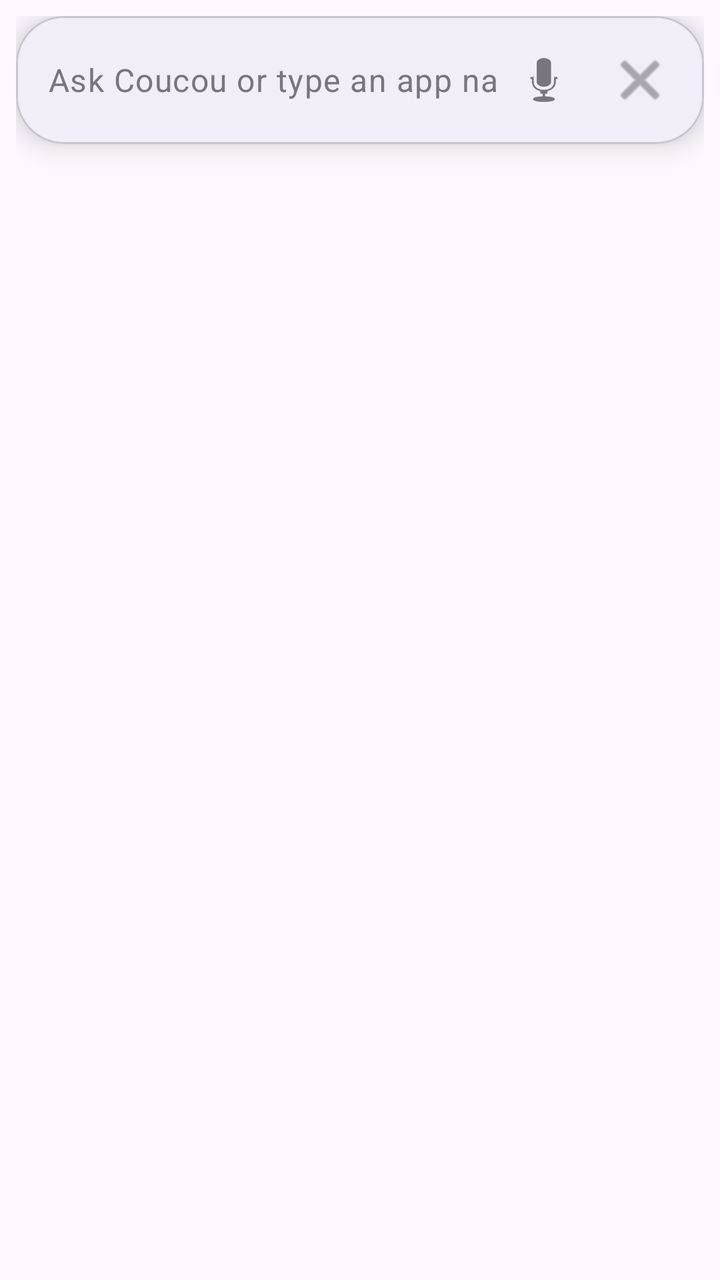
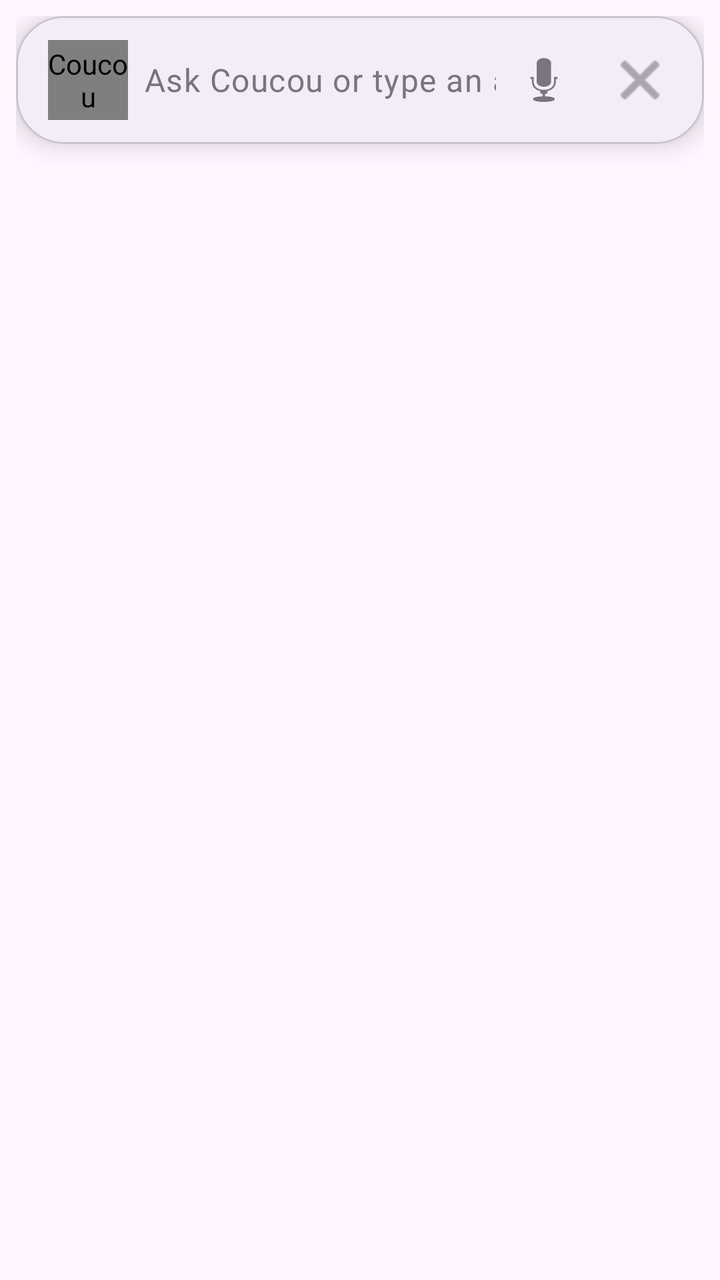

Before-and-after screenshots of an Android layout around one commit, followed by the original layout XML and the change that was made.
<!-- AndroidManifest.xml: application theme Theme.Coucou -->
<!-- res/layout/overlay_ask_bar.xml -->
<?xml version="1.0" encoding="utf-8"?>
<LinearLayout xmlns:android="http://schemas.android.com/apk/res/android"
    xmlns:app="http://schemas.android.com/apk/res-auto"
    android:id="@+id/bubble_root"
    android:layout_width="match_parent"
    android:layout_height="wrap_content"
    android:orientation="vertical"
    android:padding="8dp">

    <com.google.android.material.card.MaterialCardView
        android:layout_width="match_parent"
        android:layout_height="wrap_content"
        app:cardCornerRadius="24dp"
        app:cardElevation="8dp"
        app:cardBackgroundColor="?attr/colorSurfaceContainer">

        <LinearLayout
            android:layout_width="match_parent"
            android:layout_height="wrap_content"
            android:orientation="horizontal"
            android:gravity="center_vertical"
            android:paddingStart="16dp"
            android:paddingEnd="8dp"
            android:paddingTop="8dp"
            android:paddingBottom="8dp">

            <EditText
                android:id="@+id/ask_input"
                android:layout_width="0dp"
                android:layout_height="wrap_content"
                android:layout_weight="1"
                android:background="@null"
                android:hint="@string/ask_bar_hint"
                android:imeOptions="actionGo"
                android:inputType="text"
                android:singleLine="true"
                android:textAppearance="?attr/textAppearanceBodyLarge"
                android:textColor="?attr/colorOnSurface"
                android:textColorHint="?attr/colorOutline" />

            <ImageButton
                android:id="@+id/bubble_mic"
                android:layout_width="48dp"
                android:layout_height="48dp"
                android:background="?attr/selectableItemBackgroundBorderless"
                android:contentDescription="@string/mic_not_available"
                app:srcCompat="@android:drawable/ic_btn_speak_now"
                app:tint="?attr/colorOutline" />

            <ImageButton
                android:id="@+id/ask_close"
                android:layout_width="48dp"
                android:layout_height="48dp"
                android:background="?attr/selectableItemBackgroundBorderless"
                android:contentDescription="@string/close"
                app:srcCompat="@android:drawable/ic_menu_close_clear_cancel"
                app:tint="?attr/colorOutline" />

        </LinearLayout>

    </com.google.android.material.card.MaterialCardView>

    <TextView
        android:id="@+id/ask_result"
        android:layout_width="match_parent"
        android:layout_height="wrap_content"
        android:layout_marginTop="8dp"
        android:paddingStart="16dp"
        android:paddingEnd="16dp"
        android:textAppearance="?attr/textAppearanceBodyMedium"
        android:textColor="?attr/colorOnSurface"
        android:visibility="gone" />

</LinearLayout>
<!-- resources referenced by this layout -->
<resources>
  <string name="ask_bar_hint">Ask Coucou or type an app name</string>
  <string name="close">Close</string>
  <string name="mic_not_available">Voice input not available yet</string>
  <style name="Theme.Coucou" parent="Theme.Material3.DayNight.NoActionBar">
          <item name="colorPrimary">@color/coucou_primary</item>
          <item name="colorOnPrimary">@color/coucou_on_primary</item>
          <item name="colorPrimaryContainer">@color/coucou_primary_container</item>
          <item name="colorOnPrimaryContainer">@color/coucou_on_primary_container</item>
          <item name="colorSurface">@color/coucou_surface</item>
          <item name="colorOnSurface">@color/coucou_on_surface</item>
          <item name="colorSurfaceContainer">@color/coucou_surface_container</item>
          <item name="colorOutline">@color/coucou_outline</item>
      </style>
  <color name="coucou_primary">#6750A4</color>
  <color name="coucou_on_primary">#FFFFFF</color>
  <color name="coucou_primary_container">#EADDFF</color>
  <color name="coucou_on_primary_container">#21005D</color>
  <color name="coucou_surface">#FEF7FF</color>
  <color name="coucou_on_surface">#1D1B20</color>
  <color name="coucou_surface_container">#F3EDF7</color>
  <color name="coucou_outline">#79747E</color>
</resources>

<!-- the commit's change to res/layout/overlay_ask_bar.xml (unified diff, before → after) -->
@@ -23,6 +23,13 @@
             android:paddingEnd="8dp"
             android:paddingTop="8dp"
             android:paddingBottom="8dp">
+
+            <com.coucou.android.CoucouCharacterView
+                android:id="@+id/coucou_character"
+                android:layout_width="40dp"
+                android:layout_height="40dp"
+                android:layout_marginEnd="8dp"
+                android:contentDescription="@string/app_name" />
 
             <EditText
                 android:id="@+id/ask_input"
<!-- resource entries referenced after the edit -->
@@ -1,5 +1,6 @@
 <!-- resources referenced by this layout -->
 <resources>
+  <string name="app_name">Coucou</string>
   <string name="ask_bar_hint">Ask Coucou or type an app name</string>
   <string name="close">Close</string>
   <string name="mic_not_available">Voice input not available yet</string>
